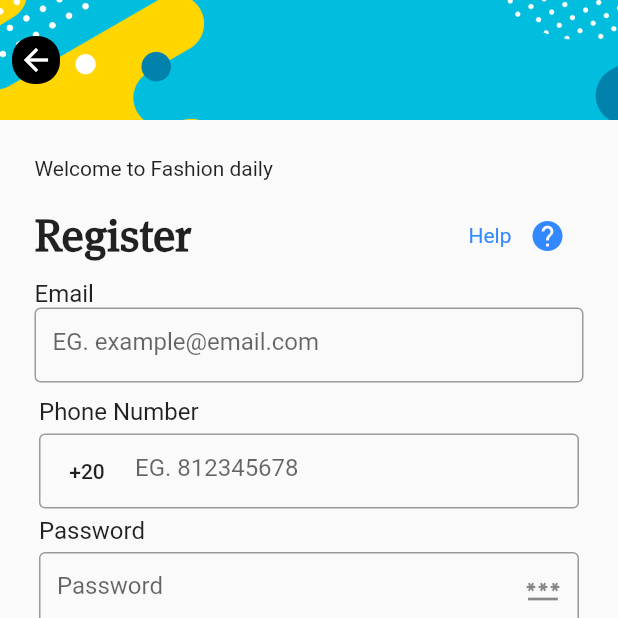
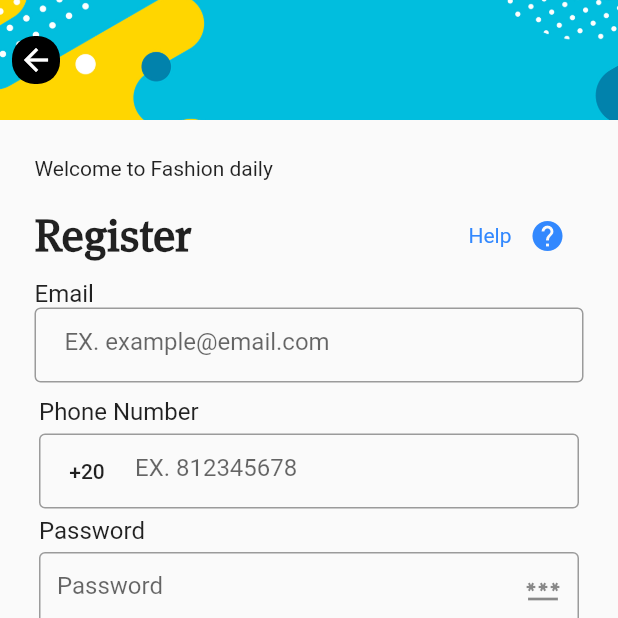
Before and after one commit to Ikyrillos/AlgorizaTask1, a Flutter app: the LoginScreen screen opened directly, after a tap on "Register", on a phone screen of 412 x 824 dp, the top half of it. Run offline on Flutter 3.47's test engine with Material 2 defaults, Android fonts, the phone set to English and light mode, and no system bars; drawn by our look-alikes of country_code_picker; our stand-ins replace flutter_svg.

```diff
--- a/lib/presentation/login_screen.dart
+++ b/lib/presentation/login_screen.dart
@@ -92,7 +92,7 @@ class LoginScreen extends StatelessWidget {
                             height: 50,
                             controller: phone,
                             isPassword: false,
-                            hint: 'EG. 812345678',
+                            hint: 'EX. 812345678',
                             type: TextInputType.phone,
                             prefixWidget: CountryCodePicker(
                               alignLeft: false,
--- a/lib/presentation/register_screen.dart
+++ b/lib/presentation/register_screen.dart
@@ -118,7 +118,7 @@ class RegisterScreen extends StatelessWidget {
                         controller: email,
                         type: TextInputType.emailAddress,
                         isPassword: false,
-                        hint: 'EG. example@email.com'),
+                        hint: '  EX. example@email.com'),
                   ),
                   Padding(
                     padding: const EdgeInsets.symmetric(
@@ -139,7 +139,7 @@ class RegisterScreen extends StatelessWidget {
                             height: 50,
                             controller: email,
                             isPassword: false,
-                            hint: 'EG. 812345678',
+                            hint: 'EX. 812345678',
                             type: TextInputType.phone,
                             prefixWidget: CountryCodePicker(
                               alignLeft: false,
```
Also changed, not shown: 2 other files.
